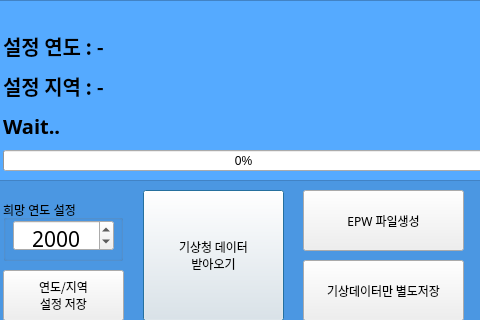
This is uitest.ui in wkim300/wjx2_kma_weather_crawler as Qt 5 draws it before an edit; both pictures show x 217 to 697 and y 0 to 320 of the 697 by 419 pixel window. The edited form follows.
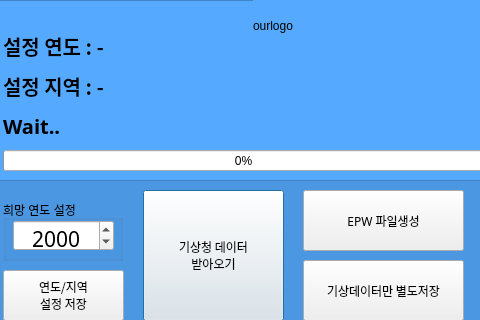
This is the edited form. Icons and pictures are not drawn.

```diff
--- a/uitest.ui
+++ b/uitest.ui
@@ -310,6 +310,19 @@
    <property name="frameShadow">
     <enum>QFrame::Raised</enum>
    </property>
+   <widget class="QLabel" name="ourlogolbl">
+    <property name="geometry">
+     <rect>
+      <x>260</x>
+      <y>0</y>
+      <width>231</width>
+      <height>51</height>
+     </rect>
+    </property>
+    <property name="text">
+     <string>ourlogo</string>
+    </property>
+   </widget>
   </widget>
   <widget class="QFrame" name="frame_2">
    <property name="geometry">
```
